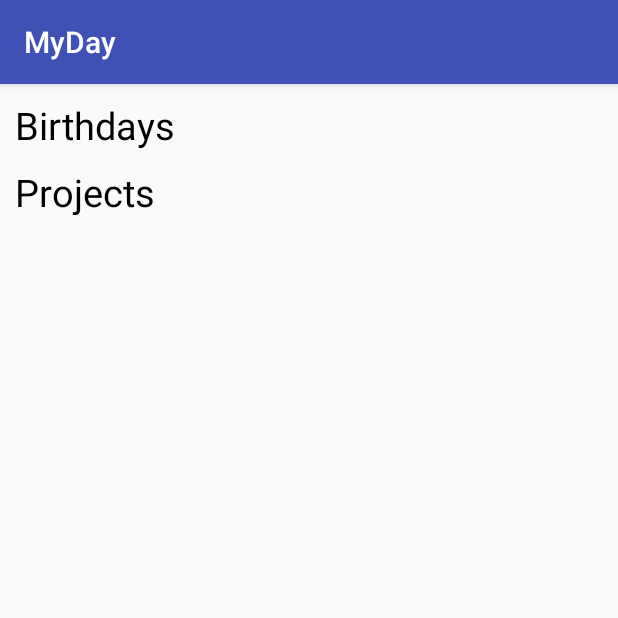
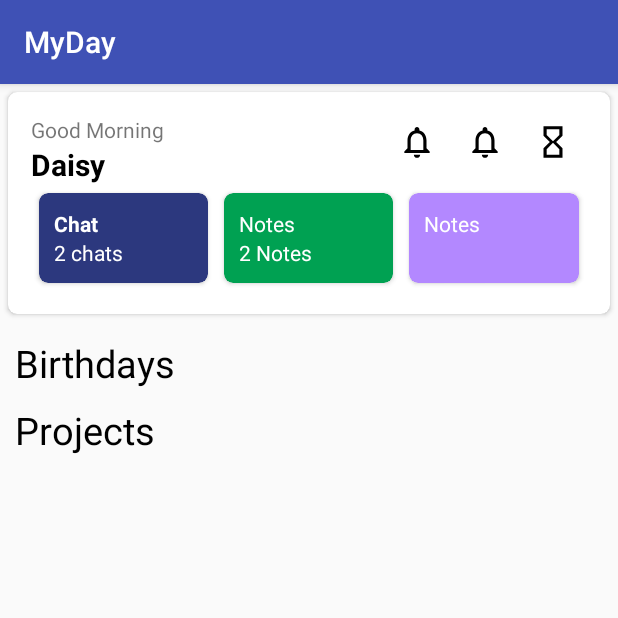
Before and after one commit to SubhrajyotiSen/NoName, an Android app: the screen it shows after launch (MainActivity), on a phone screen of 412 x 824 dp, the top half of it. Run offline under Robolectric (Android 15) with nearby library versions, the phone set to English and light mode, and no system bars; our stand-ins replace ButterKnife, Picasso, RxJava; libraries missing offline, so code that uses them is left out: com.jakewharton.retrofit2; pictures from the network do not load; 3 statements that could not run were skipped.

Commit message:
feat: add greetings card

```diff
--- /dev/null
+++ b/app/src/main/res/drawable/notification.xml
@@ -0,0 +1,9 @@
+<vector xmlns:android="http://schemas.android.com/apk/res/android"
+    android:width="24dp"
+    android:height="24dp"
+    android:viewportWidth="24"
+    android:viewportHeight="24">
+  <path
+      android:fillColor="#FF000000"
+      android:pathData="M12,22c1.1,0 2,-0.9 2,-2h-4c0,1.1 0.9,2 2,2zM18,16v-5c0,-3.07 -1.63,-5.64 -4.5,-6.32L13.5,4c0,-0.83 -0.67,-1.5 -1.5,-1.5s-1.5,0.67 -1.5,1.5v0.68C7.64,5.36 6,7.92 6,11v5l-2,2v1h16v-1l-2,-2zM16,17L8,17v-6c0,-2.48 1.51,-4.5 4,-4.5s4,2.02 4,4.5v6z"/>
+</vector>
--- /dev/null
+++ b/app/src/main/res/drawable/notsure.xml
@@ -0,0 +1,9 @@
+<vector xmlns:android="http://schemas.android.com/apk/res/android"
+    android:width="24dp"
+    android:height="24dp"
+    android:viewportWidth="24"
+    android:viewportHeight="24">
+  <path
+      android:fillColor="#FF000000"
+      android:pathData="M6,2v6h0.01L6,8.01 10,12l-4,4 0.01,0.01L6,16.01L6,22h12v-5.99h-0.01L18,16l-4,-4 4,-3.99 -0.01,-0.01L18,8L18,2L6,2zM16,16.5L16,20L8,20v-3.5l4,-4 4,4zM12,11.5l-4,-4L8,4h8v3.5l-4,4z"/>
+</vector>
--- a/app/src/main/res/layout/activity_main.xml
+++ b/app/src/main/res/layout/activity_main.xml
@@ -9,13 +9,15 @@
         android:orientation="vertical"
         android:id="@+id/birthdays">
 
+        <include layout="@layout/quickview_layout"/>
+
         <TextView
             android:layout_width="wrap_content"
             android:layout_height="wrap_content"
             android:paddingLeft="10dp"
             android:paddingTop="10dp"
             android:paddingRight="10dp"
-            android:textColor="#000000"
+            android:textColor="@color/colorBlack"
             android:textSize="25sp"
             android:text="Birthdays"/>
 
@@ -32,7 +34,7 @@
             android:paddingLeft="10dp"
             android:paddingTop="10dp"
             android:paddingRight="10dp"
-            android:textColor="#000000"
+            android:textColor="@color/colorBlack"
             android:textSize="25sp"
             android:text="Projects"/>
 
--- /dev/null
+++ b/app/src/main/res/layout/quickview_layout.xml
@@ -0,0 +1,163 @@
+<?xml version="1.0" encoding="utf-8"?>
+<android.support.v7.widget.CardView
+    xmlns:android="http://schemas.android.com/apk/res/android"
+    xmlns:card_view="http://schemas.android.com/apk/res-auto"
+    android:layout_width="wrap_content"
+    android:layout_height="wrap_content"
+    card_view:cardCornerRadius="6dp"
+    android:layout_margin="5dp"
+    android:foreground="?android:attr/selectableItemBackground">
+
+    <RelativeLayout
+        android:layout_width="wrap_content"
+        android:layout_height="wrap_content"
+        android:layout_margin="15dp">
+
+        <TextView
+            android:layout_width="wrap_content"
+            android:layout_height="wrap_content"
+            android:id="@+id/dayGreeting"
+            android:text="Good Morning"
+            />
+
+        <TextView
+            android:layout_width="wrap_content"
+            android:layout_height="wrap_content"
+            android:id="@+id/userName"
+            android:textStyle="bold"
+            android:textSize="20sp"
+            android:textColor="@color/colorBlack"
+            android:layout_below="@id/dayGreeting"
+            android:text="Daisy"/>
+
+        <ImageView
+            android:layout_width="25dp"
+            android:layout_height="25dp"
+            android:id="@+id/notificationCount"
+            android:layout_marginStart="10dp"
+            android:layout_marginEnd="10dp"
+            android:layout_marginTop="5dp"
+            android:layout_toStartOf="@id/notificationBell"
+            android:src="@drawable/notification"/>
+
+        <ImageView
+            android:layout_width="25dp"
+            android:layout_height="25dp"
+            android:id="@+id/notificationBell"
+            android:layout_marginStart="10dp"
+            android:layout_marginEnd="10dp"
+            android:layout_marginTop="5dp"
+            android:layout_toStartOf="@id/notsure"
+            android:src="@drawable/notification"/>
+
+        <ImageView
+            android:layout_width="25dp"
+            android:layout_height="25dp"
+            android:id="@+id/notsure"
+            android:layout_marginStart="10dp"
+            android:layout_marginEnd="10dp"
+            android:layout_marginTop="5dp"
+            android:layout_alignParentEnd="true"
+            android:src="@drawable/notsure"/>
+
+        <LinearLayout
+            android:layout_width="match_parent"
+            android:layout_height="wrap_content"
+            android:orientation="horizontal"
+            android:layout_below="@id/userName">
+
+            <android.support.v7.widget.CardView
+                android:layout_width="0dp"
+                android:layout_height="60dp"
+                android:layout_weight="1"
+                android:backgroundTint="@color/colorIndigo"
+                card_view:cardCornerRadius="6dp"
+                android:layout_margin="5dp">
+
+                <RelativeLayout
+                    android:layout_width="match_parent"
+                    android:layout_height="match_parent"
+                    android:gravity="center_vertical"
+                    android:paddingStart="10dp">
+                    <TextView
+                        android:layout_width="wrap_content"
+                        android:layout_height="wrap_content"
+                        android:id="@+id/chatHeader"
+                        android:text="Chat"
+                        android:textStyle="bold"
+                        android:textColor="@color/colorWhite"/>
+                    <TextView
+                        android:layout_width="wrap_content"
+                        android:layout_height="wrap_content"
+                        android:layout_below="@+id/chatHeader"
+                        android:id="@+id/chatCount"
+                        android:text="2 chats"
+                        android:textColor="@color/colorWhite"/>
+                </RelativeLayout>
+
+            </android.support.v7.widget.CardView>
+
+            <android.support.v7.widget.CardView
+                android:layout_width="0dp"
+                android:layout_height="60dp"
+                android:layout_weight="1"
+                android:backgroundTint="@color/colorGreen"
+                card_view:cardCornerRadius="6dp"
+                android:layout_margin="5dp">
+
+                <RelativeLayout
+                    android:layout_width="match_parent"
+                    android:layout_height="match_parent"
+                    android:gravity="center_vertical"
+                    android:paddingStart="10dp">
+                    <TextView
+                        android:layout_width="wrap_content"
+                        android:layout_height="wrap_content"
+                        android:id="@+id/notesHeader1"
+                        android:text="Notes"
+                        android:textColor="@color/colorWhite" />
+                    <TextView
+                        android:layout_width="wrap_content"
+                        android:layout_height="wrap_content"
+                        android:layout_below="@+id/notesHeader1"
+                        android:id="@+id/notesCount1"
+                        android:text="2 Notes"
+                        android:textColor="@color/colorWhite" />
+                </RelativeLayout>
+
+            </android.support.v7.widget.CardView>
+
+            <android.support.v7.widget.CardView
+                android:layout_width="0dp"
+                android:layout_height="60dp"
+                android:layout_weight="1"
+                android:backgroundTint="@color/colorFaintPurple"
+                card_view:cardCornerRadius="6dp"
+                android:layout_margin="5dp">
+
+                <RelativeLayout
+                    android:layout_width="match_parent"
+                    android:layout_height="match_parent"
+                    android:gravity="center_vertical"
+                    android:paddingStart="10dp">
+                    <TextView
+                        android:layout_width="wrap_content"
+                        android:layout_height="wrap_content"
+                        android:id="@+id/notesHeader2"
+                        android:text="Notes"
+                        android:textColor="@color/colorWhite" />
+                    <TextView
+                        android:layout_width="wrap_content"
+                        android:layout_height="wrap_content"
+                        android:layout_below="@+id/notesHeader2"
+                        android:id="@+id/notesCount2"
+                        android:textColor="@color/colorWhite" />
+                </RelativeLayout>
+
+            </android.support.v7.widget.CardView>
+
+        </LinearLayout>
+
+    </RelativeLayout>
+
+</android.support.v7.widget.CardView>
--- a/app/src/main/res/values/colors.xml
+++ b/app/src/main/res/values/colors.xml
@@ -4,5 +4,12 @@
     <color name="colorPrimaryDark">#303F9F</color>
     <color name="colorAccent">#FF4081</color>
 
+    <color name="colorBlack">#000000</color>
+    <color name="colorWhite">#FFFFFF</color>
+
     <color name="hubblerBlue">#2196f3</color>
+    <color name="colorIndigo">#2c387e</color>
+    <color name="colorGreen">#00a152</color>
+    <color name="colorFaintPurple">#B388FF</color>
+
 </resources>
```
Also changed, not shown: app/src/main/java/me/subhrajyoti/myday/MainActivity.java (+4 -4 lines).
